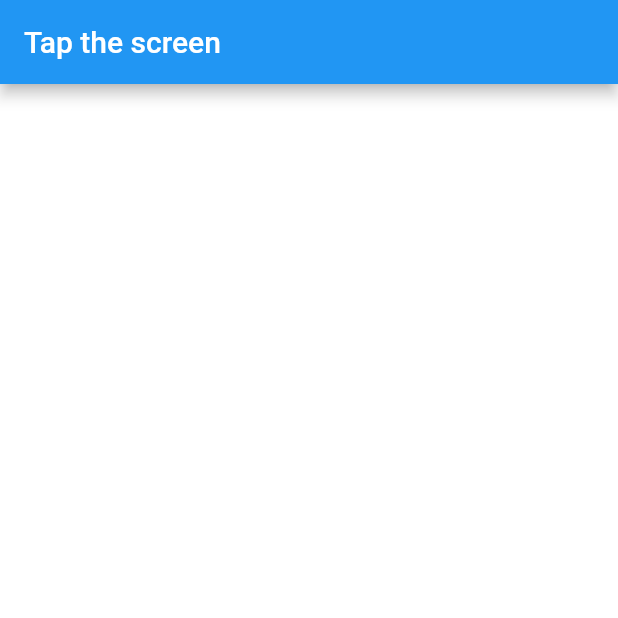
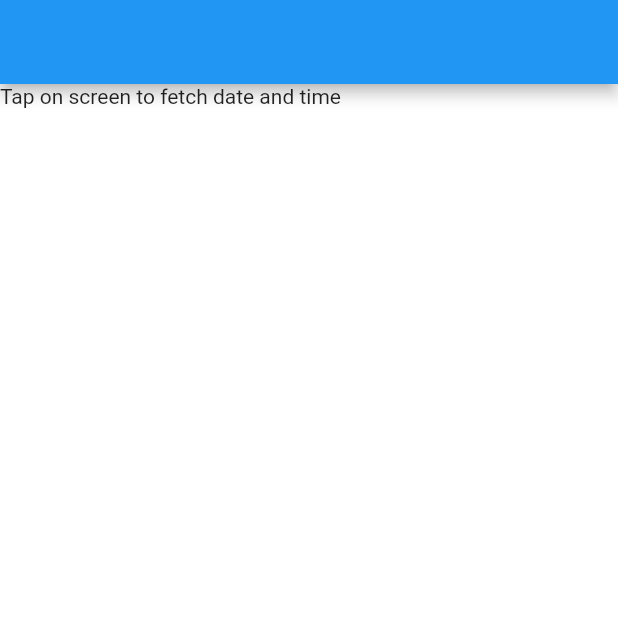
Before and after one commit to Asli01Developer/InheritedWidget, a Flutter app: the screen it shows after launch, on a phone screen of 412 x 824 dp, the top half of it. Run offline on Flutter 3.47's test engine with Material 2 defaults, Android fonts, the phone set to English and light mode, and no system bars.

Commit message:
step - 3

```diff
--- a/lib/main.dart
+++ b/lib/main.dart
@@ -1,4 +1,5 @@
 import 'package:flutter/material.dart';
+import 'package:uuid/uuid.dart';
 
 void main() {
   runApp(
@@ -8,9 +9,42 @@
         primarySwatch: Colors.blue,
       ),
       debugShowCheckedModeBanner: false,
-      home: const HomePage(),
+      home: ApiProvider(api: Api(),child: const HomePage()),
     ),
   );
+}
+
+class DataTimeWidget extends StatelessWidget {
+  const DataTimeWidget({super.key});
+
+  @override
+  Widget build(BuildContext context) {
+    final api = ApiProvider.of(context).api;
+    return Text(api.dateAndTime ?? "Tap on screen to fetch date and time");
+  }
+}
+
+
+class ApiProvider extends InheritedWidget {
+  final Api api;
+  final String uuid;
+
+  ApiProvider({Key? key, required this.api, required Widget child})
+      : uuid = const Uuid().v4(),
+        super(
+          key: key,
+          child: child,
+        );
+
+  @override
+  bool updateShouldNotify(covariant ApiProvider oldWidget) {
+  return uuid != oldWidget.uuid;
+  }
+
+  static ApiProvider of(BuildContext context){
+    return context.dependOnInheritedWidgetOfExactType<ApiProvider>()!;
+  }
+
 }
 
 class HomePage extends StatefulWidget {
@@ -21,23 +55,41 @@
 }
 
 class _HomePageState extends State<HomePage> {
-  String title = "Tap the screen";
+  ValueKey _textKey = const ValueKey<String?>(null);
 
   @override
   Widget build(BuildContext context) {
     return Scaffold(
       appBar: AppBar(
-        title: Text(title),
+        title: Text(ApiProvider.of(context).api.dateAndTime ?? ""),
       ),
       body: GestureDetector(
-        onTap: (){
-          setState(() {
-            title = DateTime.now().toIso8601String();
-          });
-        },
-          child: Container(
-        color: Colors.white,
-      )),
+          onTap: () async {
+            final api = ApiProvider.of(context).api;
+            final dateAndTime = await api.getDateAndTime();
+            setState(()  {
+            _textKey = ValueKey(dateAndTime);
+            });
+          },
+          child: SizedBox.expand(
+            child: Container(
+              color: Colors.white,
+              child: DataTimeWidget(key: _textKey,),
+            ),
+          )),
     );
   }
 }
+
+class Api {
+  String? dateAndTime;
+
+  Future<String> getDateAndTime() {
+    return Future.delayed(
+            const Duration(seconds: 1), () => DateTime.now().toIso8601String())
+        .then((value) {
+      dateAndTime = value;
+      return value;
+    });
+  }
+}
--- a/pubspec.yaml
+++ b/pubspec.yaml
@@ -35,6 +35,7 @@
   # The following adds the Cupertino Icons font to your application.
   # Use with the CupertinoIcons class for iOS style icons.
   cupertino_icons: ^1.0.2
+  uuid: ^4.2.1
 
 dev_dependencies:
   flutter_test:
```
Also changed, not shown: pubspec.lock.
